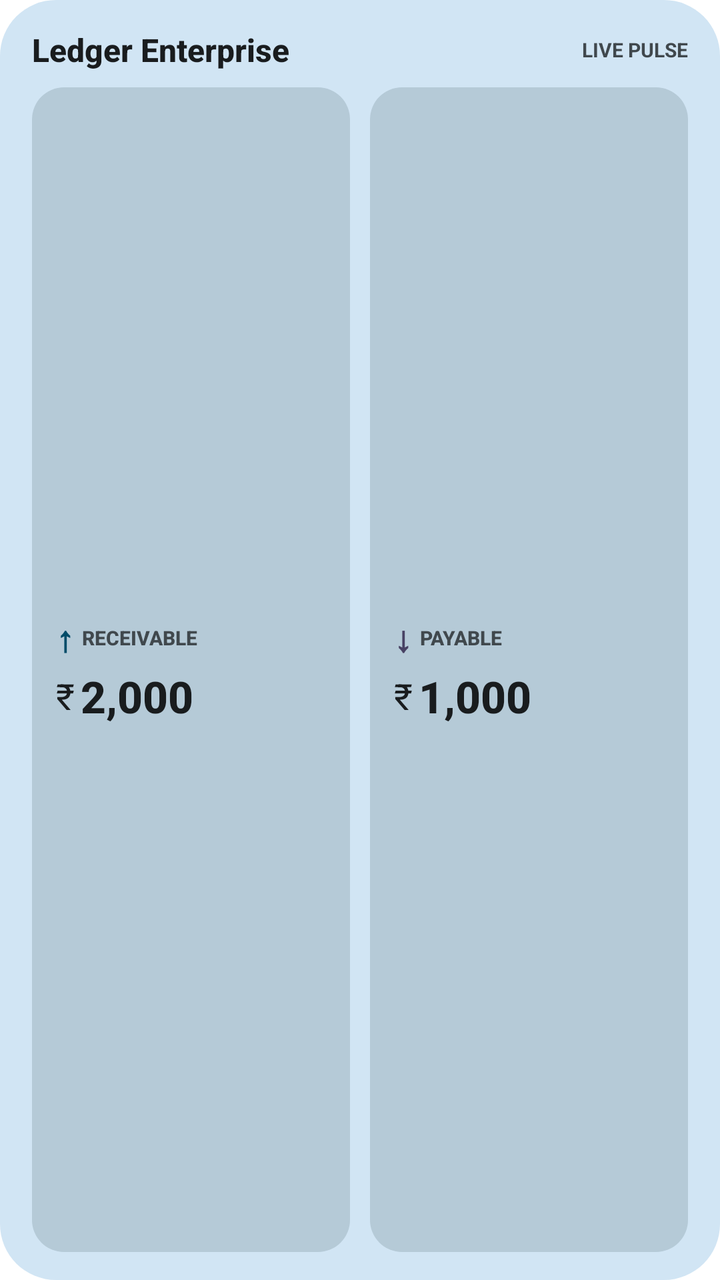
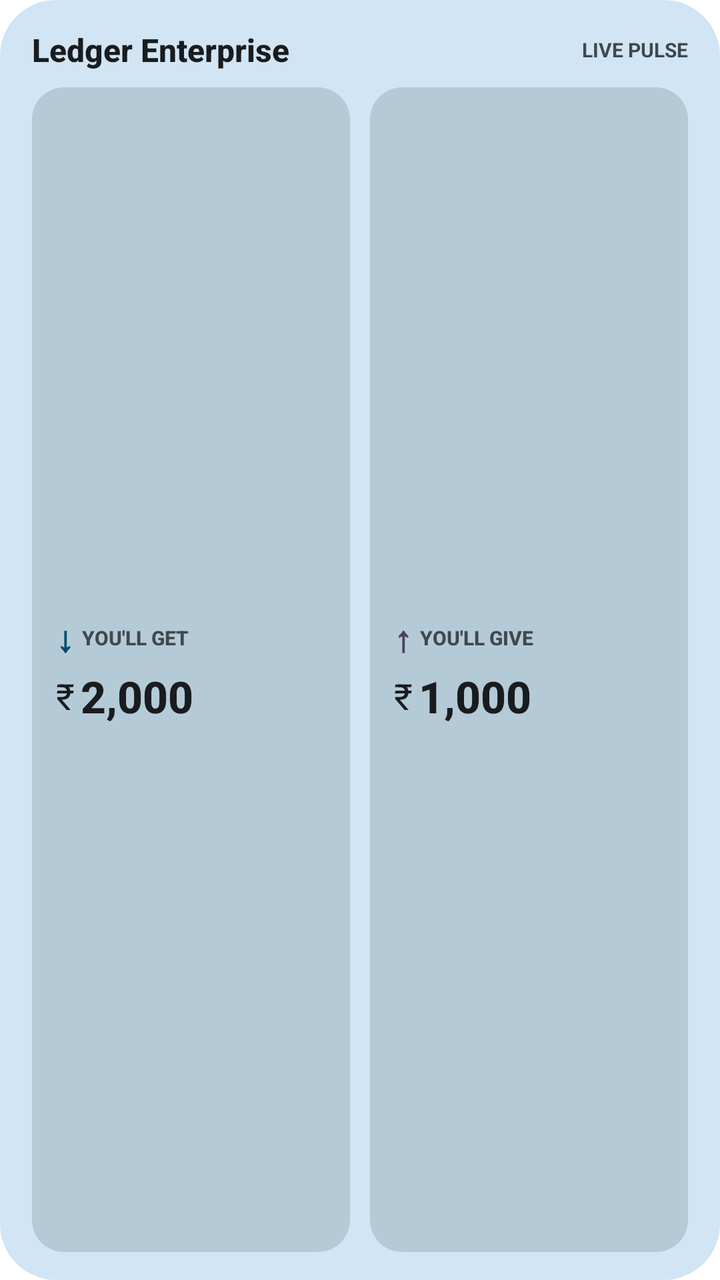

Compare the two renders of this Android layout. The source of the first and the diff that turns it into the second are given below.
<!-- AndroidManifest.xml: fallback theme Theme.MaterialComponents.DayNight.NoActionBar -->
<!-- res/layout/widget_ledger_pulse_medium.xml -->
<?xml version="1.0" encoding="utf-8"?>
<LinearLayout xmlns:android="http://schemas.android.com/apk/res/android"
    android:id="@+id/widget_root"
    android:layout_width="match_parent"
    android:layout_height="match_parent"
    android:background="@drawable/widget_background"
    android:clickable="true"
    android:focusable="true"
    android:orientation="vertical"
    android:paddingStart="16dp"
    android:paddingTop="14dp"
    android:paddingEnd="16dp"
    android:paddingBottom="14dp">

    
    <LinearLayout
        android:layout_width="match_parent"
        android:layout_height="wrap_content"
        android:gravity="center_vertical"
        android:orientation="horizontal">

        <TextView
            android:id="@+id/widget_company_name"
            android:layout_width="0dp"
            android:layout_height="wrap_content"
            android:layout_weight="1"
            android:ellipsize="end"
            android:fontFamily="sans-serif-medium"
            android:maxLines="1"
            android:text="Ledger Enterprise"
            android:textColor="@color/widget_on_surface"
            android:textSize="16sp"
            android:textStyle="bold" />

        <TextView
            android:id="@+id/widget_sync_time"
            android:layout_width="wrap_content"
            android:layout_height="wrap_content"
            android:fontFamily="sans-serif"
            android:text="LIVE PULSE"
            android:textColor="@color/widget_on_surface_variant"
            android:textSize="10sp"
            android:textStyle="bold" />
    </LinearLayout>

    
    <LinearLayout
        android:layout_width="match_parent"
        android:layout_height="0dp"
        android:layout_marginTop="8dp"
        android:layout_weight="1"
        android:orientation="horizontal">

        
        <LinearLayout
            android:layout_width="0dp"
            android:layout_height="match_parent"
            android:layout_marginEnd="5dp"
            android:layout_weight="1"
            android:background="@drawable/widget_card_pill"
            android:gravity="center_vertical"
            android:orientation="vertical"
            android:paddingStart="12dp"
            android:paddingTop="8dp"
            android:paddingEnd="12dp"
            android:paddingBottom="8dp">

            <LinearLayout
                android:layout_width="match_parent"
                android:layout_height="wrap_content"
                android:gravity="center_vertical"
                android:orientation="horizontal">

                <TextView
                    android:id="@+id/widget_inflow_arrow"
                    android:layout_width="wrap_content"
                    android:layout_height="wrap_content"
                    android:layout_marginEnd="4dp"
                    android:fontFamily="sans-serif-medium"
                    android:text="↑"
                    android:textColor="@color/widget_inflow_indicator"
                    android:textSize="18sp"
                    android:textStyle="bold" />

                <TextView
                    android:layout_width="wrap_content"
                    android:layout_height="wrap_content"
                    android:fontFamily="sans-serif-medium"
                    android:text="RECEIVABLE"
                    android:textColor="@color/widget_on_surface_variant"
                    android:textSize="10sp"
                    android:textStyle="bold" />
            </LinearLayout>

            <LinearLayout
                android:layout_width="match_parent"
                android:layout_height="wrap_content"
                android:layout_marginTop="2dp"
                android:gravity="center_vertical"
                android:orientation="horizontal">

                <TextView
                    android:id="@+id/widget_inflow_symbol"
                    android:layout_width="wrap_content"
                    android:layout_height="wrap_content"
                    android:layout_marginEnd="3dp"
                    android:fontFamily="sans-serif"
                    android:text="₹"
                    android:textColor="@color/widget_on_surface"
                    android:textSize="18sp" />

                <TextView
                    android:id="@+id/widget_cash_in_text"
                    android:layout_width="0dp"
                    android:layout_height="wrap_content"
                    android:layout_weight="1"
                    android:autoSizeMaxTextSize="22sp"
                    android:autoSizeMinTextSize="12sp"
                    android:autoSizeStepGranularity="1sp"
                    android:autoSizeTextType="uniform"
                    android:fontFamily="sans-serif-medium"
                    android:maxLines="1"
                    android:text="2,000"
                    android:textColor="@color/widget_on_surface"
                    android:textSize="22sp"
                    android:textStyle="bold" />
            </LinearLayout>
        </LinearLayout>

        
        <LinearLayout
            android:layout_width="0dp"
            android:layout_height="match_parent"
            android:layout_marginStart="5dp"
            android:layout_weight="1"
            android:background="@drawable/widget_card_pill"
            android:gravity="center_vertical"
            android:orientation="vertical"
            android:paddingStart="12dp"
            android:paddingTop="8dp"
            android:paddingEnd="12dp"
            android:paddingBottom="8dp">

            <LinearLayout
                android:layout_width="match_parent"
                android:layout_height="wrap_content"
                android:gravity="center_vertical"
                android:orientation="horizontal">

                <TextView
                    android:id="@+id/widget_outflow_arrow"
                    android:layout_width="wrap_content"
                    android:layout_height="wrap_content"
                    android:layout_marginEnd="4dp"
                    android:fontFamily="sans-serif-medium"
                    android:text="↓"
                    android:textColor="@color/widget_outflow_indicator"
                    android:textSize="18sp"
                    android:textStyle="bold" />

                <TextView
                    android:layout_width="wrap_content"
                    android:layout_height="wrap_content"
                    android:fontFamily="sans-serif-medium"
                    android:text="PAYABLE"
                    android:textColor="@color/widget_on_surface_variant"
                    android:textSize="10sp"
                    android:textStyle="bold" />
            </LinearLayout>

            <LinearLayout
                android:layout_width="match_parent"
                android:layout_height="wrap_content"
                android:layout_marginTop="2dp"
                android:gravity="center_vertical"
                android:orientation="horizontal">

                <TextView
                    android:id="@+id/widget_outflow_symbol"
                    android:layout_width="wrap_content"
                    android:layout_height="wrap_content"
                    android:layout_marginEnd="3dp"
                    android:fontFamily="sans-serif"
                    android:text="₹"
                    android:textColor="@color/widget_on_surface"
                    android:textSize="18sp" />

                <TextView
                    android:id="@+id/widget_cash_out_text"
                    android:layout_width="0dp"
                    android:layout_height="wrap_content"
                    android:layout_weight="1"
                    android:autoSizeMaxTextSize="22sp"
                    android:autoSizeMinTextSize="12sp"
                    android:autoSizeStepGranularity="1sp"
                    android:autoSizeTextType="uniform"
                    android:fontFamily="sans-serif-medium"
                    android:maxLines="1"
                    android:text="1,000"
                    android:textColor="@color/widget_on_surface"
                    android:textSize="22sp"
                    android:textStyle="bold" />
            </LinearLayout>
        </LinearLayout>

    </LinearLayout>

</LinearLayout>
<!-- resources referenced by this layout -->
<resources>
  <color name="widget_inflow_indicator">#004D25</color>
  <color name="widget_on_surface">#0A1C0E</color>
  <color name="widget_on_surface_variant">#1E3B24</color>
  <color name="widget_outflow_indicator">#8A1414</color>
  <!-- drawable widget_background (drawable) -->
  <?xml version="1.0" encoding="utf-8"?>
  <shape xmlns:android="http://schemas.android.com/apk/res/android"
      android:shape="rectangle">
      <corners android:radius="28dp" />
      <solid android:color="@color/widget_bg" />
  </shape>
  <!-- drawable widget_card_pill (drawable) -->
  <?xml version="1.0" encoding="utf-8"?>
  <shape xmlns:android="http://schemas.android.com/apk/res/android"
      android:shape="rectangle">
      <corners android:radius="16dp" />
      <solid android:color="@color/widget_container_tonal" />
  </shape>
  <color name="widget_bg">#9BD6A2</color>
  <color name="widget_container_tonal">#86C58E</color>
</resources>

<!-- the commit's change to res/layout/widget_ledger_pulse_medium.xml (unified diff, before → after) -->
@@ -77,7 +77,7 @@
                     android:layout_height="wrap_content"
                     android:layout_marginEnd="4dp"
                     android:fontFamily="sans-serif-medium"
-                    android:text="↑"
+                    android:text="↓"
                     android:textColor="@color/widget_inflow_indicator"
                     android:textSize="18sp"
                     android:textStyle="bold" />
@@ -86,7 +86,7 @@
                     android:layout_width="wrap_content"
                     android:layout_height="wrap_content"
                     android:fontFamily="sans-serif-medium"
-                    android:text="RECEIVABLE"
+                    android:text="YOU'LL GET"
                     android:textColor="@color/widget_on_surface_variant"
                     android:textSize="10sp"
                     android:textStyle="bold" />
@@ -153,7 +153,7 @@
                     android:layout_height="wrap_content"
                     android:layout_marginEnd="4dp"
                     android:fontFamily="sans-serif-medium"
-                    android:text="↓"
+                    android:text="↑"
                     android:textColor="@color/widget_outflow_indicator"
                     android:textSize="18sp"
                     android:textStyle="bold" />
@@ -162,7 +162,7 @@
                     android:layout_width="wrap_content"
                     android:layout_height="wrap_content"
                     android:fontFamily="sans-serif-medium"
-                    android:text="PAYABLE"
+                    android:text="YOU'LL GIVE"
                     android:textColor="@color/widget_on_surface_variant"
                     android:textSize="10sp"
                     android:textStyle="bold" />
